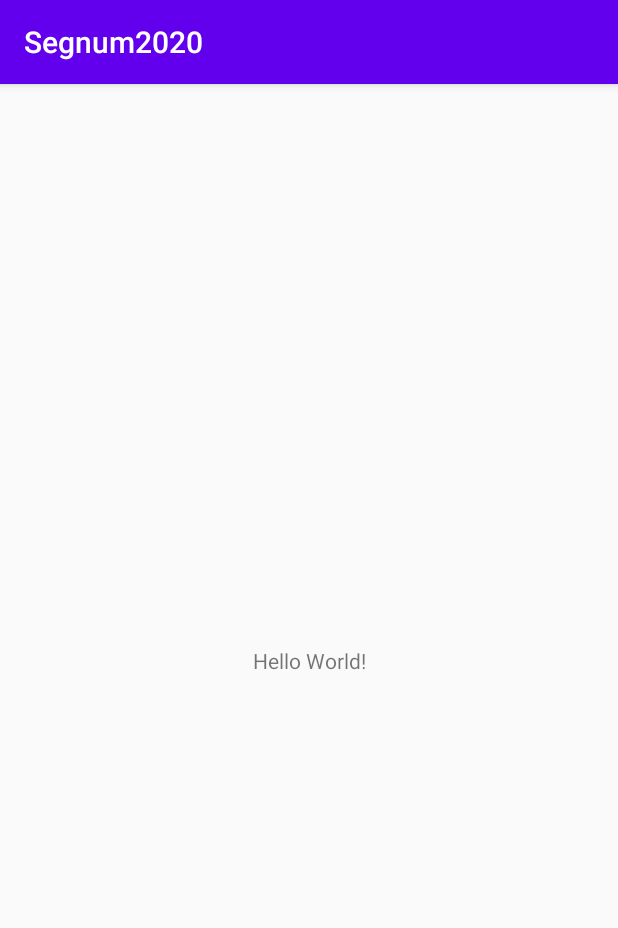
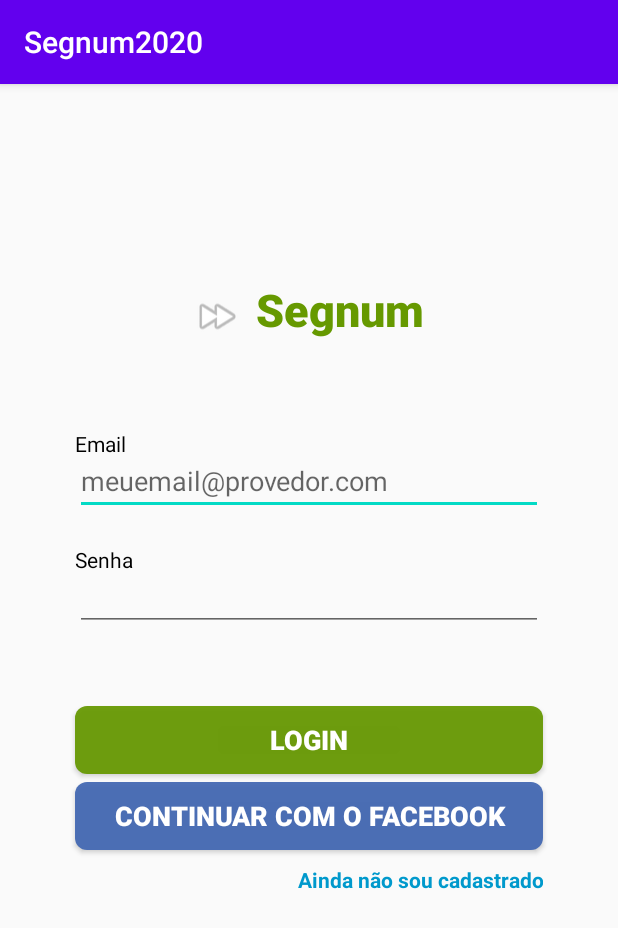
Before and after one commit to AndreValvassori/Segnum2020, an Android app: the screen it shows after launch (MainActivity), on a phone screen of 412 x 824 dp. Shown: the top 928 px of the screen. Run offline under Robolectric (Android 15) with nearby library versions, the phone set to English and light mode, and no system bars.

Commit message:
Login Screen Layout

```diff
--- /dev/null
+++ b/app/src/main/res/drawable-v24/roundedbutton.xml
@@ -0,0 +1,11 @@
+<?xml version="1.0" encoding="utf-8"?>
+<shape xmlns:android="http://schemas.android.com/apk/res/android"
+    android:layout_height="match_parent"
+    android:layout_width="match_parent"
+    android:shape="rectangle">
+    <solid android:color="#eeffffff" />
+    <corners android:bottomRightRadius="8dp"
+        android:bottomLeftRadius="8dp"
+        android:topRightRadius="8dp"
+        android:topLeftRadius="8dp"/>
+</shape>
--- a/app/src/main/res/layout/activity_main.xml
+++ b/app/src/main/res/layout/activity_main.xml
@@ -1,18 +1,129 @@
 <?xml version="1.0" encoding="utf-8"?>
-<androidx.constraintlayout.widget.ConstraintLayout xmlns:android="http://schemas.android.com/apk/res/android"
+<RelativeLayout xmlns:android="http://schemas.android.com/apk/res/android"
     xmlns:app="http://schemas.android.com/apk/res-auto"
     xmlns:tools="http://schemas.android.com/tools"
     android:layout_width="match_parent"
     android:layout_height="match_parent"
     tools:context=".MainActivity">
 
+    <LinearLayout
+        android:orientation="horizontal"
+        android:layout_width="wrap_content"
+        android:layout_height="50dp"
+        android:layout_centerVertical="false"
+        android:layout_marginTop="130dp"
+        android:layout_centerHorizontal="true"
+        android:id="@+id/ly_login_TopSegnum"
+        >
+        <ImageView
+            android:layout_width="wrap_content"
+            android:layout_height="match_parent"
+            android:src="@android:drawable/ic_media_ff"
+            />
+        <TextView
+            android:layout_width="match_parent"
+            android:layout_height="match_parent"
+            android:text="Segnum"
+            android:textAlignment="center"
+            android:layout_marginStart="10dp"
+            android:fontFamily="sans-serif-black"
+            android:textSize="30dp"
+            android:textColor="@android:color/holo_green_dark"
+        />
+    </LinearLayout>
+
     <TextView
-        android:layout_width="wrap_content"
-        android:layout_height="wrap_content"
-        android:text="Hello World!"
-        app:layout_constraintBottom_toBottomOf="parent"
-        app:layout_constraintLeft_toLeftOf="parent"
-        app:layout_constraintRight_toRightOf="parent"
-        app:layout_constraintTop_toTopOf="parent" />
+        android:layout_width="match_parent"
+        android:layout_height="17dp"
+        android:layout_below="@+id/ly_login_TopSegnum"
+        android:layout_marginTop="50dp"
+        android:layout_centerHorizontal="true"
+        android:text="Email"
+        android:layout_marginLeft="50dp"
+        android:layout_marginRight="50dp"
+        android:textColor="@android:color/black"
+        android:id="@+id/tv_login_email"
+        />
 
-</androidx.constraintlayout.widget.ConstraintLayout>
+    <EditText
+        android:id="@+id/et_login_email"
+        android:layout_width="match_parent"
+        android:layout_height="40dp"
+        android:layout_below="@+id/tv_login_email"
+        android:layout_marginLeft="50dp"
+        android:layout_marginRight="50dp"
+        android:layout_marginTop="0dp"
+        android:textAlignment="textStart"
+        android:hint="meuemail@provedor.com"
+        android:text=""/>
+
+    <TextView
+        android:layout_width="match_parent"
+        android:layout_height="17dp"
+        android:layout_below="@+id/et_login_email"
+        android:layout_marginTop="20dp"
+        android:layout_centerHorizontal="true"
+        android:text="Senha"
+        android:layout_marginLeft="50dp"
+        android:layout_marginRight="50dp"
+        android:textColor="@android:color/black"
+        android:id="@+id/tv_login_pass"
+        android:inputType="textEmailAddress"/>
+
+    <EditText
+        android:id="@+id/et_login_pass"
+        android:layout_width="match_parent"
+        android:layout_height="40dp"
+        android:layout_below="@+id/tv_login_pass"
+        android:layout_marginLeft="50dp"
+        android:layout_marginRight="50dp"
+        android:layout_marginTop="0dp"
+        android:textAlignment="textStart"
+        android:text=""
+        android:inputType="textPassword"/>
+
+    <Button
+        android:id="@+id/btn_login_login"
+        android:layout_width="match_parent"
+        android:layout_height="45dp"
+        android:layout_below="@+id/et_login_pass"
+        android:layout_marginLeft="50dp"
+        android:layout_marginRight="50dp"
+        android:layout_marginTop="50dp"
+        android:backgroundTint="@android:color/holo_green_dark"
+        android:background="@drawable/roundedbutton"
+        android:text="Login"
+        android:textColor="@android:color/white"
+        android:textStyle="bold"
+        android:textSize="18sp"
+        />
+
+    <Button
+        android:id="@+id/btn_login_facebook"
+        android:layout_width="match_parent"
+        android:layout_height="45dp"
+        android:layout_below="@+id/btn_login_login"
+        android:layout_marginLeft="50dp"
+        android:layout_marginRight="50dp"
+        android:background="@drawable/roundedbutton"
+        android:backgroundTint="#4267B2"
+        android:text="Continuar com o Facebook"
+        android:textColor="@android:color/white"
+        android:textStyle="bold"
+        android:textSize="18sp"
+        android:layout_marginTop="5dp"/>
+
+    <TextView
+        android:id="@+id/tv_login_cadastro"
+        android:layout_width="match_parent"
+        android:layout_height="30dp"
+        android:layout_below="@id/btn_login_facebook"
+        android:layout_marginLeft="50dp"
+        android:layout_marginRight="50dp"
+        android:layout_marginTop="10dp"
+        android:textAlignment="textEnd"
+        android:text="Ainda não sou cadastrado"
+        android:textColor="@android:color/holo_blue_dark"
+        android:textStyle="bold"/>
+
+</RelativeLayout>
```
